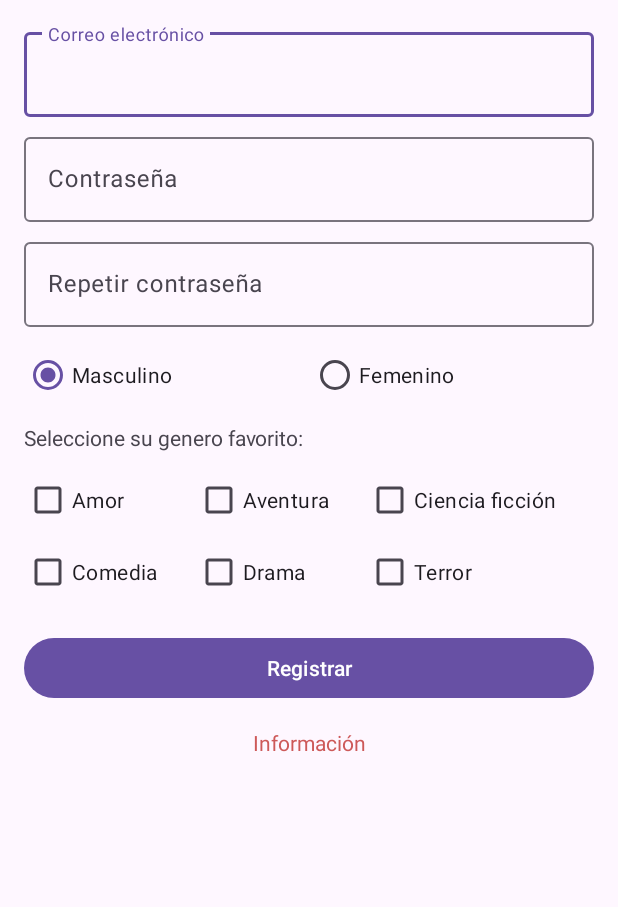
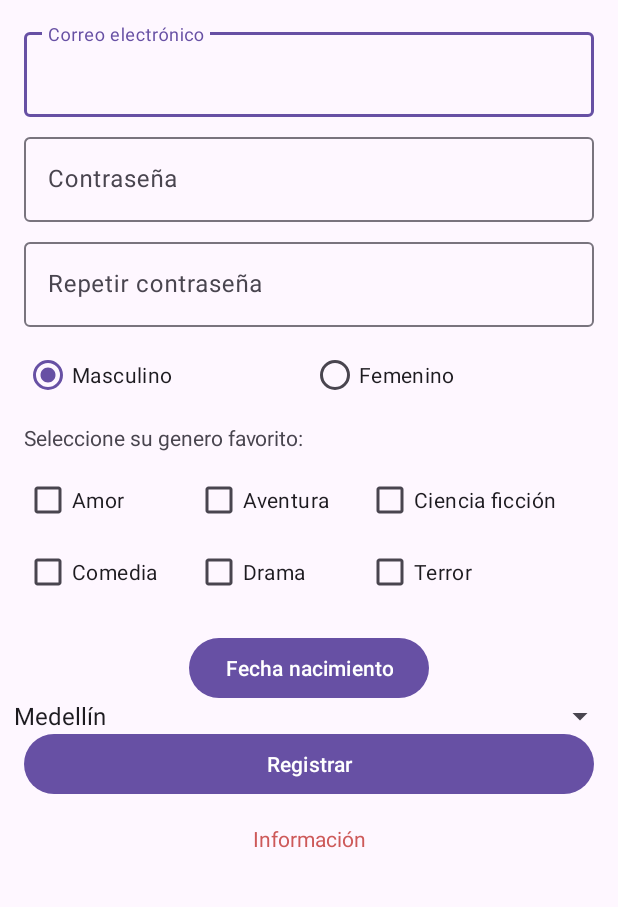
Before and after one commit to julianvalenciad/MisPeliculas, an Android app: the layout activity_register.xml on its own in the app's theme, with its tools: preview values and no code run, on a phone screen of 412 x 824 dp, the part 324-1231 px from its top. Run offline under Robolectric (Android 15) with nearby library versions, the phone set to English and light mode, and no system bars.

Commit message:
Se finaliza el segundo punto

```diff
--- a/app/src/main/res/layout/activity_register.xml
+++ b/app/src/main/res/layout/activity_register.xml
@@ -1,7 +1,7 @@
 <?xml version="1.0" encoding="utf-8"?>
 
 
-    <androidx.constraintlayout.widget.ConstraintLayout
+<ScrollView
     xmlns:android="http://schemas.android.com/apk/res/android"
     xmlns:app="http://schemas.android.com/apk/res-auto"
     xmlns:tools="http://schemas.android.com/tools"
@@ -10,6 +10,9 @@
     android:contentDescription="@null"
     tools:context=".RegisterActivity">
 
+    <androidx.constraintlayout.widget.ConstraintLayout
+        android:layout_width="match_parent"
+        android:layout_height="wrap_content">
         <ImageView
             android:id="@+id/logo_image_viem"
             android:layout_width="200dp"
@@ -118,7 +121,7 @@
             app:layout_constraintEnd_toEndOf="parent"
             app:layout_constraintHorizontal_bias="0.0"
             app:layout_constraintStart_toStartOf="parent"
-        app:layout_constraintTop_toBottomOf="@+id/tableLayout" />
+            app:layout_constraintTop_toBottomOf="@+id/datebutton" />
 
         <TextView
             android:id="@+id/info_text_view"
@@ -213,4 +216,35 @@
                 android:layout_height="match_parent" />
         </TableLayout>
 
+        <Button
+            android:id="@+id/datebutton"
+            android:layout_width="wrap_content"
+            android:layout_height="wrap_content"
+            android:layout_marginStart="16dp"
+            android:layout_marginTop="16dp"
+            android:layout_marginEnd="16dp"
+            android:layout_marginBottom="16dp"
+            android:text="Fecha nacimiento"
+            app:layout_constraintBottom_toTopOf="@+id/register_button"
+            app:layout_constraintEnd_toEndOf="parent"
+            app:layout_constraintStart_toStartOf="parent"
+            app:layout_constraintTop_toBottomOf="@+id/tableLayout" />
+
+        <Spinner
+            android:id="@+id/spinnerCity"
+            android:layout_width="409dp"
+            android:layout_height="wrap_content"
+            android:layout_marginStart="16dp"
+            android:layout_marginTop="16dp"
+            android:layout_marginEnd="16dp"
+            android:layout_marginBottom="16dp"
+            android:entries = "@array/Ciudades"
+            app:layout_constraintBottom_toTopOf="@+id/register_button"
+            app:layout_constraintEnd_toEndOf="parent"
+            app:layout_constraintStart_toStartOf="parent"
+            app:layout_constraintTop_toBottomOf="@+id/datebutton" />
+
     </androidx.constraintlayout.widget.ConstraintLayout>
+
+
+</ScrollView>
--- /dev/null
+++ b/app/src/main/res/values/Ciudades.xml
@@ -0,0 +1,9 @@
+<?xml version="1.0" encoding="utf-8"?>
+<resources>
+    <string-array name="Ciudades">
+        <item> "Medellín" </item>
+        <item> "Bogotá" </item>
+        <item> "Cali" </item>
+        <item> "Barranquilla" </item>
+    </string-array>
+</resources>
```
Also changed, not shown: app/src/main/java/com/julianvalencia/mispeliculas/RegisterActivity.kt (+43 -7 lines). Lines whose indentation alone changed are shown as unchanged.
